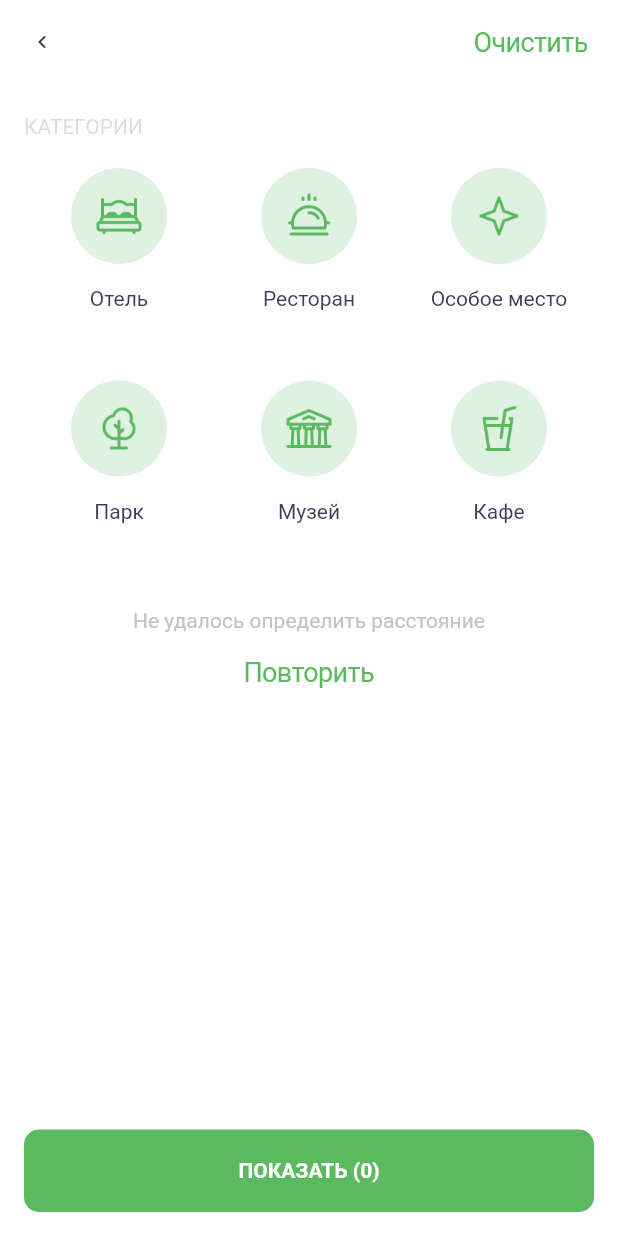
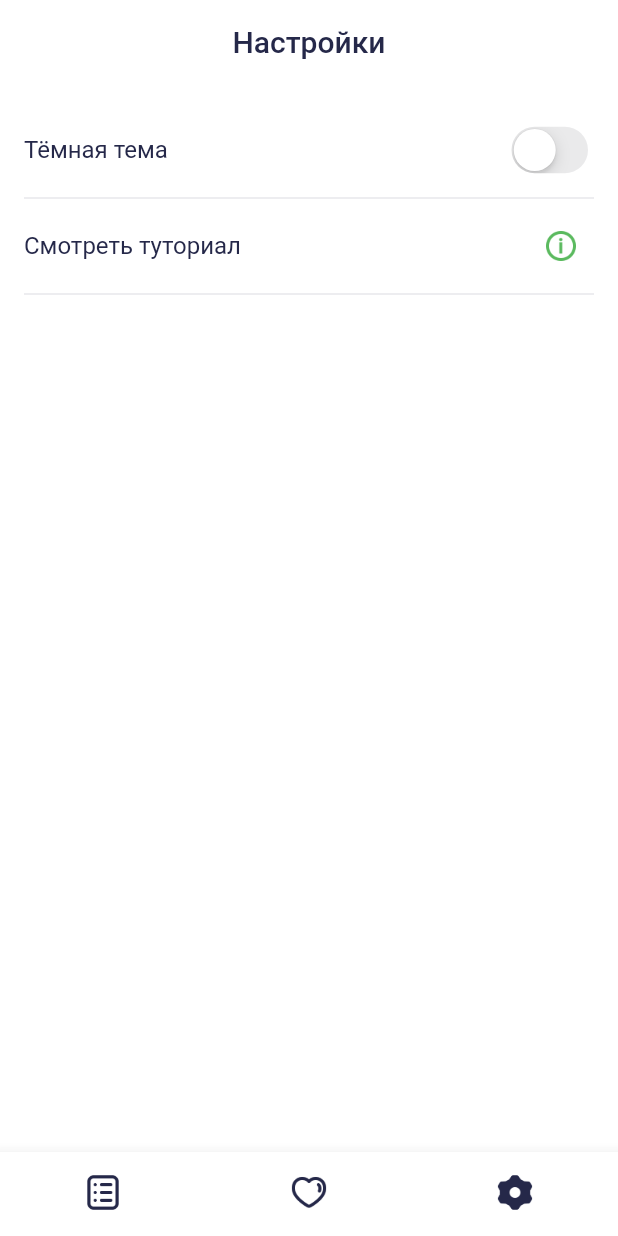
Before and after one commit to Vlas1414/surf-flutter-course-storozhev, a Flutter app: the screen it shows after launch, on a phone screen of 412 x 824 dp. Run offline on Flutter 3.47's test engine with Material 2 defaults, Android fonts, the phone set to English and light mode, and no system bars; our stand-ins replace geolocator.

Commit message:
feat: add settings screen, change theme by switcher

```diff
--- a/lib/constants/assetsApp.dart
+++ b/lib/constants/assetsApp.dart
@@ -25,4 +25,11 @@ class AssetsApp {
       'assets/images/ParticularPlaceIcon.png';
   static const String restaurantIcon = 'assets/images/RestaurantIcon.png';
   static const String tickChoiceIcon = 'assets/images/TickChoiceIcon.png';
+  static const String tickChoiceWhiteIcon =
+      'assets/images/TickChoiceWhiteIcon.png';
+
+  /// SETTINGS
+  static const String infoIcon = 'assets/images/InfoIcon.png';
+  static const String settingsFullIcon = 'assets/images/SettingsFullIcon.png';
+  static const String settingsIcon = 'assets/images/SettingsIcon.png';
 }
--- a/lib/constants/stringsApp.dart
+++ b/lib/constants/stringsApp.dart
@@ -45,4 +45,9 @@ class StringsApp {
   static const String filterPark = 'Парк';
   static const String filterParticularPlace = 'Особое место';
   static const String filterCafe = 'Кафе';
+
+  /// SCREEN SETTINGS
+  static const String settingsTitle = 'Настройки';
+  static const String settingsDarkThemeName = 'Тёмная тема';
+  static const String settingsWhatchTutorial = 'Смотреть туториал';
 }
--- a/lib/main.dart
+++ b/lib/main.dart
@@ -1,27 +1,51 @@
 import 'package:flutter/material.dart';
+import 'package:flutter/services.dart';
 import 'package:places/ui/res/themes.dart';
 import 'package:places/ui/screens/filters_screen.dart';
+import 'package:places/ui/screens/settings_screen.dart';
+import 'package:provider/provider.dart';
 
 void main() {
   runApp(App());
 }
 
-class App extends StatefulWidget {
-  @override
-  _AppState createState() => _AppState();
-}
-
-class _AppState extends State<App> {
-  var isDarkMode = false;
+class App extends StatelessWidget {
   @override
   Widget build(BuildContext context) {
-    return MaterialApp(
-      title: 'Places',
-      theme: isDarkMode ? darkTheme : lightTheme,
-      home: FiltersScreen(),
-      //SightDetailsScreen(),
-      //SightDetailsScreen(),
-      //VisitingScreen(),
+    // SystemChrome.setSystemUIOverlayStyle(SystemUiOverlayStyle(
+    //   statusBarColor: Colors.transparent,
+    // ));
+    return ChangeNotifierProvider(
+      create: (context) => ThemeModel(),
+      builder: (context, child) {
+        return Consumer<ThemeModel>(
+          builder: (context, themeModel, child) {
+            return MaterialApp(
+              title: 'Places',
+              theme: themeModel.isDarkMode ? darkTheme : lightTheme,
+              home: SettingsScreen(),
+              //FiltersScreen(),
+              //SightDetailsScreen(),
+              //SightDetailsScreen(),
+              //VisitingScreen(),
+            );
+          },
+        );
+      },
     );
   }
 }
+
+class ThemeModel extends ChangeNotifier {
+  bool _isDarkMode = false;
+
+  /// Выбрана ли темная тема
+  bool get isDarkMode => _isDarkMode;
+
+  void changeMode({bool newValue}) {
+    if (newValue != null) {
+      _isDarkMode = newValue;
+      notifyListeners();
+    }
+  }
+}
--- a/lib/ui/res/themes.dart
+++ b/lib/ui/res/themes.dart
@@ -3,6 +3,7 @@ import 'package:places/constants/colorsApp.dart';
 
 /// светлая тема для приложения
 final lightTheme = ThemeData(
+  appBarTheme: AppBarTheme(brightness: Brightness.dark),
   backgroundColor: ColorsApp.white,
   scaffoldBackgroundColor: ColorsApp.white,
   primaryColor: ColorsApp.background,
@@ -29,6 +30,7 @@ final lightTheme = ThemeData(
 
 /// темная тема для приложения
 final darkTheme = ThemeData(
+  appBarTheme: AppBarTheme(brightness: Brightness.dark),
   backgroundColor: ColorsApp.dmMain,
   scaffoldBackgroundColor: ColorsApp.dmMain,
   primaryColor: ColorsApp.dark,
--- a/lib/ui/screens/filters_screen.dart
+++ b/lib/ui/screens/filters_screen.dart
@@ -7,6 +7,7 @@ import 'package:places/constants/colorsApp.dart';
 import 'package:places/constants/stringsApp.dart';
 import 'package:places/constants/textStylesApp.dart';
 import 'package:places/domain/sight.dart';
+import 'package:places/main.dart';
 import 'package:places/mocks.dart';
 import 'package:places/services/location_service.dart';
 import 'package:places/ui/utils/default_accept_button.dart';
@@ -147,7 +148,9 @@ class _FilterItem extends StatelessWidget {
                       right: 0,
                       bottom: -4,
                       child: Image.asset(
-                        AssetsApp.tickChoiceIcon,
+                        Provider.of<ThemeModel>(context).isDarkMode
+                            ? AssetsApp.tickChoiceWhiteIcon
+                            : AssetsApp.tickChoiceIcon,
                         width: 24,
                       ),
                     )
@@ -161,7 +164,7 @@ class _FilterItem extends StatelessWidget {
         Text(
           text,
           style: TextStylesApp.size14.copyWith(
-            color: ColorsApp.secondary,
+            color: Theme.of(context).textTheme.headline1.color,
           ),
         ),
       ],
--- /dev/null
+++ b/lib/ui/screens/settings_screen.dart
@@ -0,0 +1,85 @@
+import 'package:flutter/cupertino.dart';
+import 'package:flutter/material.dart';
+import 'package:places/constants/assetsApp.dart';
+import 'package:places/constants/colorsApp.dart';
+import 'package:places/constants/stringsApp.dart';
+import 'package:places/constants/textStylesApp.dart';
+import 'package:places/main.dart';
+import 'package:places/ui/utils/default_app_bar.dart';
+import 'package:places/ui/utils/default_bottom_navigaion_bar.dart';
+import 'package:provider/provider.dart';
+
+class SettingsScreen extends StatelessWidget {
+  @override
+  Widget build(BuildContext context) {
+    Widget buildRow({String text, Widget action, Function onTap}) {
+      return InkWell(
+        customBorder: RoundedRectangleBorder(
+          borderRadius: BorderRadius.circular(10),
+        ),
+        onTap: onTap,
+        child: Container(
+          height: 48,
+          child: Row(
+            children: [
+              Text(
+                text,
+                style: TextStylesApp.size16.copyWith(
+                  color: Theme.of(context).textTheme.bodyText1.color,
+                ),
+              ),
+              const Spacer(),
+              action,
+            ],
+          ),
+        ),
+      );
+    }
+
+    return Scaffold(
+      appBar: DefaultAppBar(
+        title: StringsApp.settingsTitle,
+      ),
+      body: Padding(
+        padding: const EdgeInsets.all(16),
+        child: Column(
+          children: [
+            buildRow(
+              text: StringsApp.settingsDarkThemeName,
+              action: Consumer<ThemeModel>(
+                builder: (context, themeModel, child) {
+                  return CupertinoSwitch(
+                    value: themeModel.isDarkMode,
+                    onChanged: (bool value) {
+                      Provider.of<ThemeModel>(context, listen: false)
+                          .changeMode(newValue: value);
+                    },
+                  );
+                },
+              ),
+            ),
+            const Divider(
+              color: ColorsApp.inactiveBlack,
+            ),
+            buildRow(
+              text: StringsApp.settingsWhatchTutorial,
+              action: Padding(
+                padding: const EdgeInsets.only(right: 10),
+                child: Image.asset(
+                  AssetsApp.infoIcon,
+                  width: 24,
+                  color: ColorsApp.green,
+                ),
+              ),
+              onTap: () {},
+            ),
+            Divider(
+              color: ColorsApp.inactiveBlack,
+            ),
+          ],
+        ),
+      ),
+      bottomNavigationBar: DefaultBottomNavigationBar(),
+    );
+  }
+}
--- a/lib/ui/utils/default_bottom_navigaion_bar.dart
+++ b/lib/ui/utils/default_bottom_navigaion_bar.dart
@@ -23,7 +23,15 @@ class DefaultBottomNavigationBar extends StatelessWidget {
         BottomNavigationBarItem(
           label: "",
           icon: Image.asset(
-            AssetsApp.heartFullIcon,
+            AssetsApp.heartIcon,
+            color: Theme.of(context).textTheme.bodyText1.color,
+            width: 25,
+          ),
+        ),
+        BottomNavigationBarItem(
+          label: "",
+          icon: Image.asset(
+            AssetsApp.settingsFullIcon,
             color: Theme.of(context).textTheme.bodyText1.color,
             width: 25,
           ),
```
Also changed, not shown: assets/images/InfoIcon.png (added), assets/images/SettingsFullIcon.png (added), assets/images/SettingsIcon.png (added), assets/images/TickChoiceWhiteIcon.png (added).
